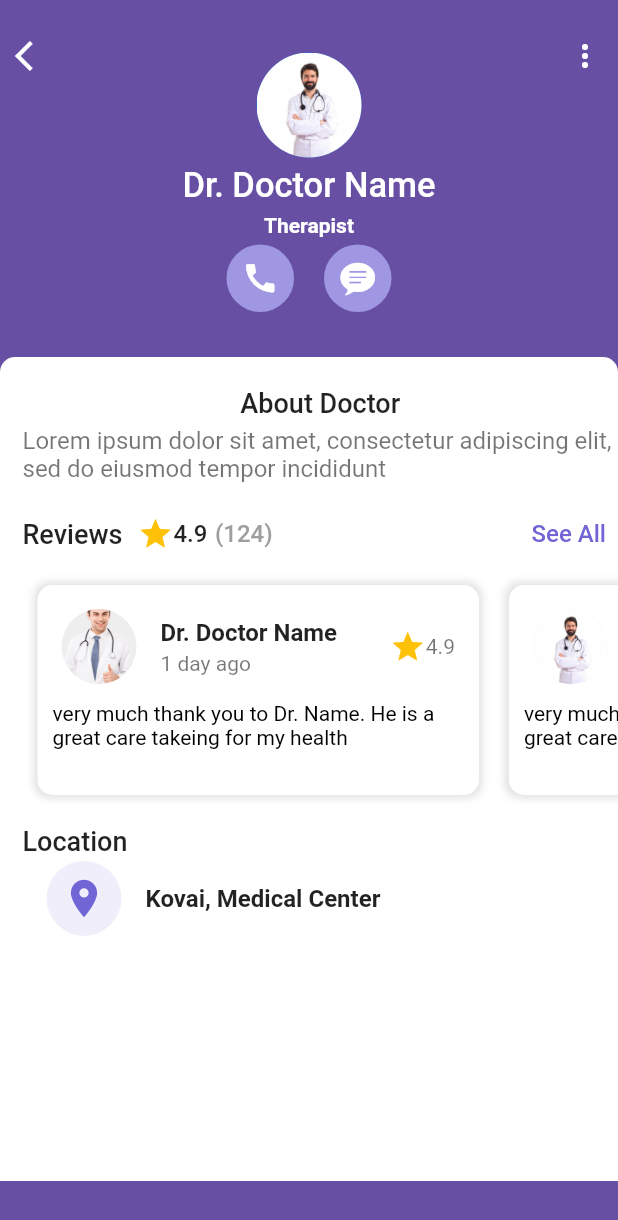
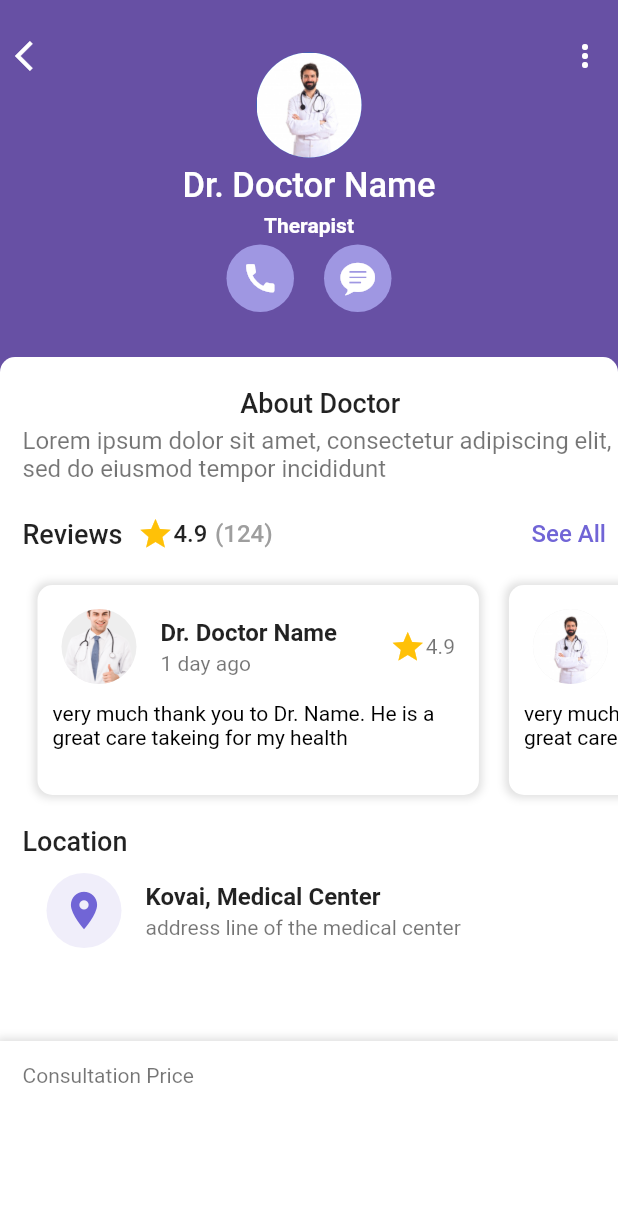
Before and after one commit to Gowsalyanatraj/health_care_app_flutter, a Flutter app: the AppointmentScreen screen opened directly, on a phone screen of 412 x 824 dp. Shown: the top 1220 px of the screen. Run offline on Flutter 3.47's test engine with Material 2 defaults, Android fonts, the phone set to English and light mode, and no system bars.

Commit message:
feat: creating consultation  container || style: adding text and text style and colors

```diff
--- a/lib/screens/appointment_screen.dart
+++ b/lib/screens/appointment_screen.dart
@@ -266,9 +266,30 @@ class AppointmentScreen extends StatelessWidget {
                         "Kovai, Medical Center",
                         style: TextStyle(fontWeight: FontWeight.bold),
                       ),
+                      subtitle: Text("address line of the medical center"),
                     )
                   ],
                 ),
+              )
+            ],
+          ),
+        ),
+        bottomNavigationBar: Container(
+          padding: EdgeInsets.all(15),
+          height: 130,
+          decoration: BoxDecoration(color: Colors.white, boxShadow: [
+            BoxShadow(color: Colors.black12, blurRadius: 4, spreadRadius: 2)
+          ]),
+          child: Column(
+            children: [
+              Row(
+                mainAxisAlignment: MainAxisAlignment.spaceBetween,
+                children: [
+                  Text(
+                    "Consultation Price",
+                    style: TextStyle(color: Colors.black54),
+                  )
+                ],
               )
             ],
           ),
```
